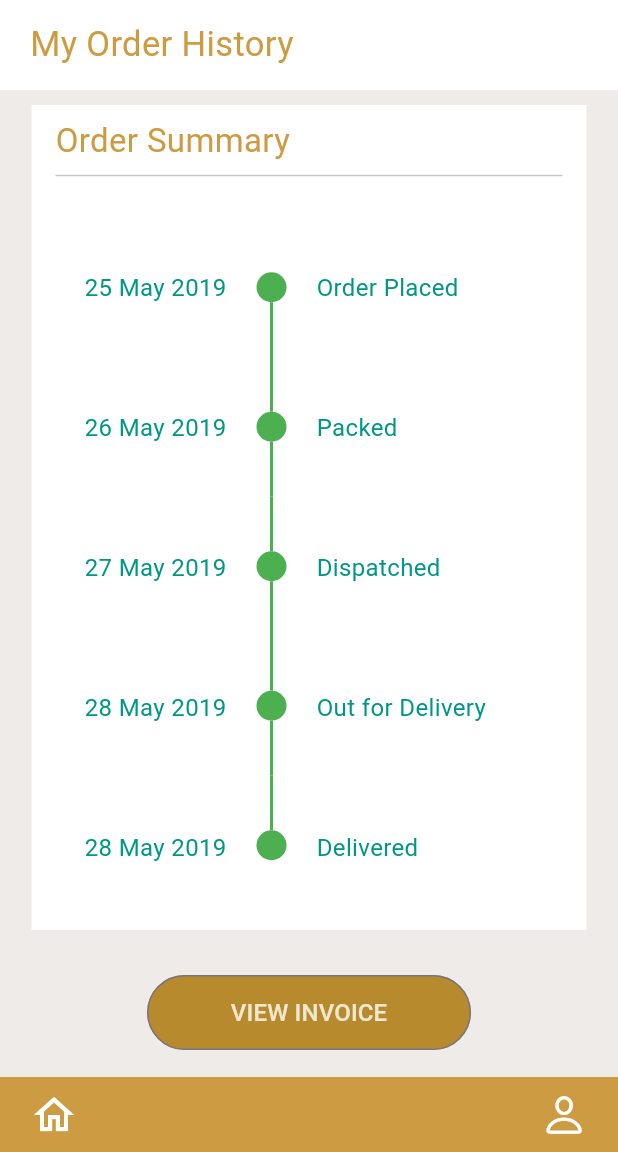
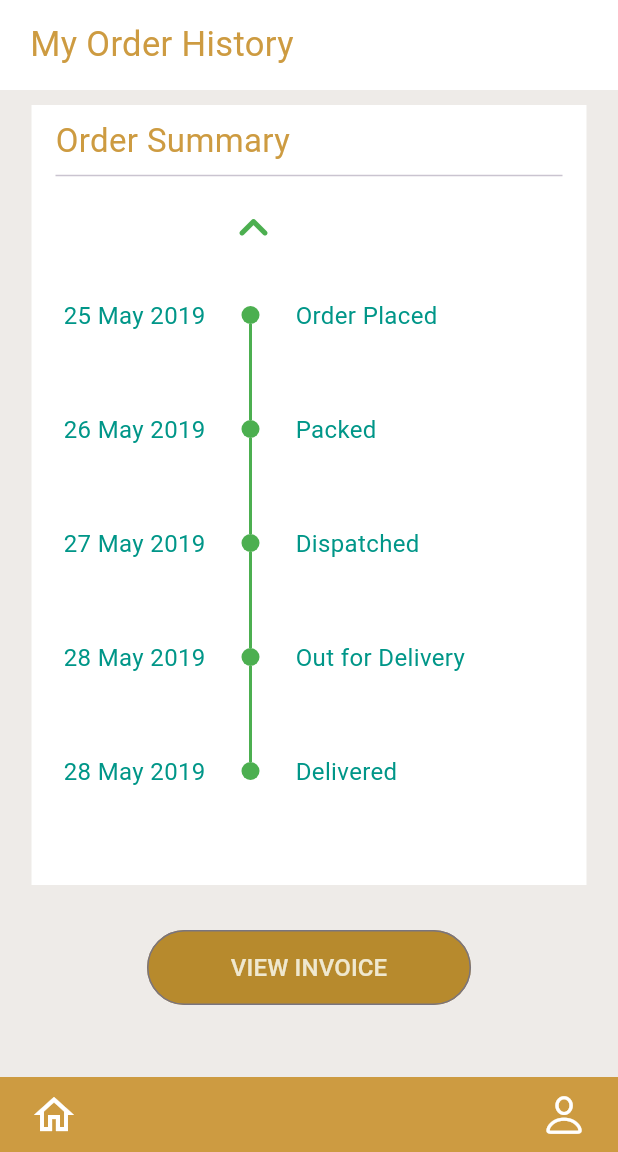
Before and after one commit to KrishBusa/vakpati, a Flutter app: the OrderHistoryPage screen opened directly, on a phone screen of 412 x 824 dp, the part 84-1236 px from its top. Run offline on Flutter 3.47's test engine with Material 3 defaults, Android fonts, the phone set to English and light mode, and no system bars; drawn by our look-alikes of timelines; our stand-ins replace dotted_line.

Commit message:
delete changes

```diff
--- a/lib/main.dart
+++ b/lib/main.dart
@@ -4,6 +4,7 @@ import 'package:vakpati/Splach_screen.dart';
 import 'package:vakpati/approvel_admin_show_scrren.dart';
 import 'package:vakpati/cart/cart_page.dart';
 import 'package:vakpati/cart/checkout_page.dart';
+import 'package:vakpati/product_page/Order_history_2.dart';
 import 'package:vakpati/product_page/categaris_images_screen.dart';
 import 'package:vakpati/home_screen.dart';
 import 'package:vakpati/product_page/my_invoice.dart';
@@ -21,7 +22,7 @@ class MyApp extends StatelessWidget {
   Widget build(BuildContext context) {
     return MaterialApp(
       debugShowCheckedModeBanner: false,
-      home: Splach_Screen()
+      home: OrderHistoryPage()
     );
   }
 }
--- a/lib/product_page/Order_history_2.dart
+++ b/lib/product_page/Order_history_2.dart
@@ -49,15 +49,15 @@ class _OrderHistoryPageState extends State<OrderHistoryPage> {
             ),
           ),
           Container(
-            margin:  EdgeInsets.all(10),
-            padding:  EdgeInsets.symmetric(horizontal: 16, vertical: 8),
-            height: 550,
+            margin: EdgeInsets.all(10),
+            padding: EdgeInsets.symmetric(horizontal: 16, vertical: 8),
+            height: 520,
             width: 370,
             color: Colors.white,
             child: Column(
               crossAxisAlignment: CrossAxisAlignment.start,
               children: [
-                 Text(
+                Text(
                   "Order Summary",
                   style: TextStyle(
                     fontWeight: FontWeight.w400,
@@ -65,74 +65,85 @@ class _OrderHistoryPageState extends State<OrderHistoryPage> {
                     color: Color.fromRGBO(205, 155, 65, 1.0),
                   ),
                 ),
-                 Divider(),
-                 SizedBox(height: 20),
+                Divider(),
+                SizedBox(height: 7),
+                Row(
+                  children: [
+                    SizedBox(width: 112,),
+                     Icon(
+                        Icons.keyboard_arrow_up_rounded,
+                        color: Colors.green,
+                        size: 40,
+                      ),
+
+                  ],
+                ),
                 Expanded(
                   child: Row(
                     children: [
-                      Spacer(),
                       SizedBox(
                         width: 100,
                         child: Column(
                           crossAxisAlignment: CrossAxisAlignment.end,
-                          mainAxisAlignment: MainAxisAlignment.spaceAround,
-                          children:  [
-                            Text("25 May 2019",
-                                style: TextStyle(fontSize: 16, color: Colors.teal)),
-                            Text("26 May 2019",
-                                style: TextStyle(fontSize: 16, color: Colors.teal)),
-                            Text("27 May 2019",
-                                style: TextStyle(fontSize: 16, color: Colors.teal)),
-                            Text("28 May 2019",
-                                style: TextStyle(fontSize: 16, color: Colors.teal)),
-                            Text("28 May 2019",
-                                style: TextStyle(fontSize: 16, color: Colors.teal)),
+                          children: [
+                            SizedBox(height: 27),
+                            Text("25 May 2019", style: TextStyle(fontSize: 16, color: Colors.teal)),
+                            SizedBox(height: 53),
+                            Text("26 May 2019", style: TextStyle(fontSize: 16, color: Colors.teal)),
+                            SizedBox(height: 53),
+                            Text("27 May 2019", style: TextStyle(fontSize: 16, color: Colors.teal)),
+                            SizedBox(height: 53),
+                            Text("28 May 2019", style: TextStyle(fontSize: 16, color: Colors.teal)),
+                            SizedBox(height: 53),
+                            Text("28 May 2019", style: TextStyle(fontSize: 16, color: Colors.teal)),
+
                           ],
                         ),
                       ),
-                      SizedBox(width: 20,),
+                      SizedBox(width: 20),
                       SizedBox(
                         width: 20,
                         child: Timeline.tileBuilder(
                           theme: TimelineThemeData(
-                            indicatorTheme:  IndicatorThemeData(
-                              size: 20,
+                            indicatorTheme: IndicatorThemeData(
+                              size: 12,
                               color: Colors.green,
                             ),
-                            connectorTheme:  ConnectorThemeData(
+                            connectorTheme: ConnectorThemeData(
                               thickness: 2,
                               color: Colors.green,
                             ),
                           ),
                           builder: TimelineTileBuilder.connected(
-                            itemExtent: 93,
-                            indicatorBuilder: (_, __) =>  DotIndicator(
+                            itemExtent: 76,
+                            indicatorBuilder: (_, index) => DotIndicator(
                               color: Colors.green,
                             ),
-                            connectorBuilder: (_, __, ___) =>
-                             SolidLineConnector(color: Colors.green),
-                            contentsBuilder: (_, __) =>  SizedBox.shrink(),
+                            connectorBuilder: (_, __, ___) => SolidLineConnector(color: Colors.green),
+                            contentsBuilder: (context, index) {
+                              return SizedBox.shrink();
+                            },
                             itemCount: 5,
                           ),
                         ),
                       ),
-                      SizedBox(width: 20,),
+                      SizedBox(width: 20),
                       SizedBox(
                         width: 150,
                         child: Column(
                           crossAxisAlignment: CrossAxisAlignment.start,
-                          mainAxisAlignment: MainAxisAlignment.spaceAround,
-                          children:  [
-                            Text("Order Placed",
-                                style: TextStyle(fontSize: 16, color: Colors.teal)),
-                            Text("Packed",
-                                style: TextStyle(fontSize: 16, color: Colors.teal)),
-                            Text("Dispatched",
-                                style: TextStyle(fontSize: 16, color: Colors.teal)),
-                            Text("Out for Delivery",
-                                style: TextStyle(fontSize: 16, color: Colors.teal)),
-                            Text("Delivered",
-                                style: TextStyle(fontSize: 16, color: Colors.teal)),
+                          children: [
+                            SizedBox(height: 27),
+                            Text("Order Placed", style: TextStyle(fontSize: 16, color: Colors.teal)),
+                            SizedBox(height: 53),
+                            Text("Packed", style: TextStyle(fontSize: 16, color: Colors.teal)),
+                            SizedBox(height: 53),
+                            Text("Dispatched", style: TextStyle(fontSize: 16, color: Colors.teal)),
+                            SizedBox(height: 53),
+                            Text("Out for Delivery", style: TextStyle(fontSize: 16, color: Colors.teal)),
+                            SizedBox(height: 53),
+                            Text("Delivered", style: TextStyle(fontSize: 16, color: Colors.teal)),
+                            SizedBox(height: 10),
                           ],
                         ),
                       ),
@@ -143,6 +154,7 @@ class _OrderHistoryPageState extends State<OrderHistoryPage> {
               ],
             ),
           ),
+
           SizedBox(height: 20),
           SizedBox(
             height: 50,
```
Also changed, not shown: lib/product_page/Order_history.dart (deleted, +0 -165 lines).
